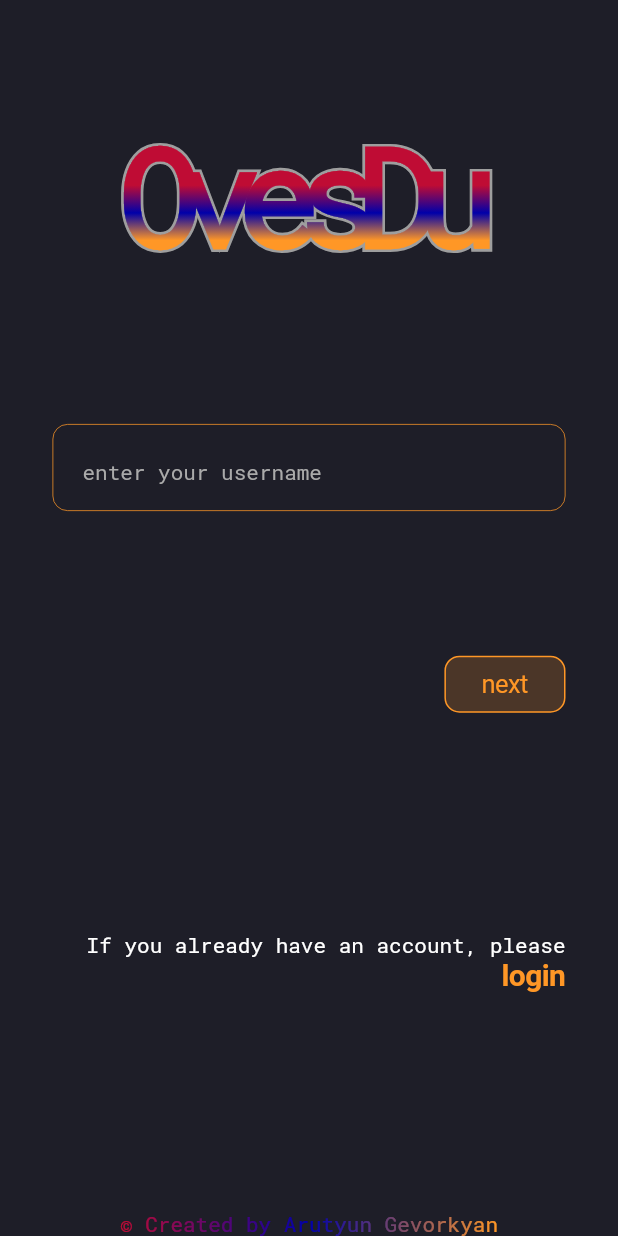
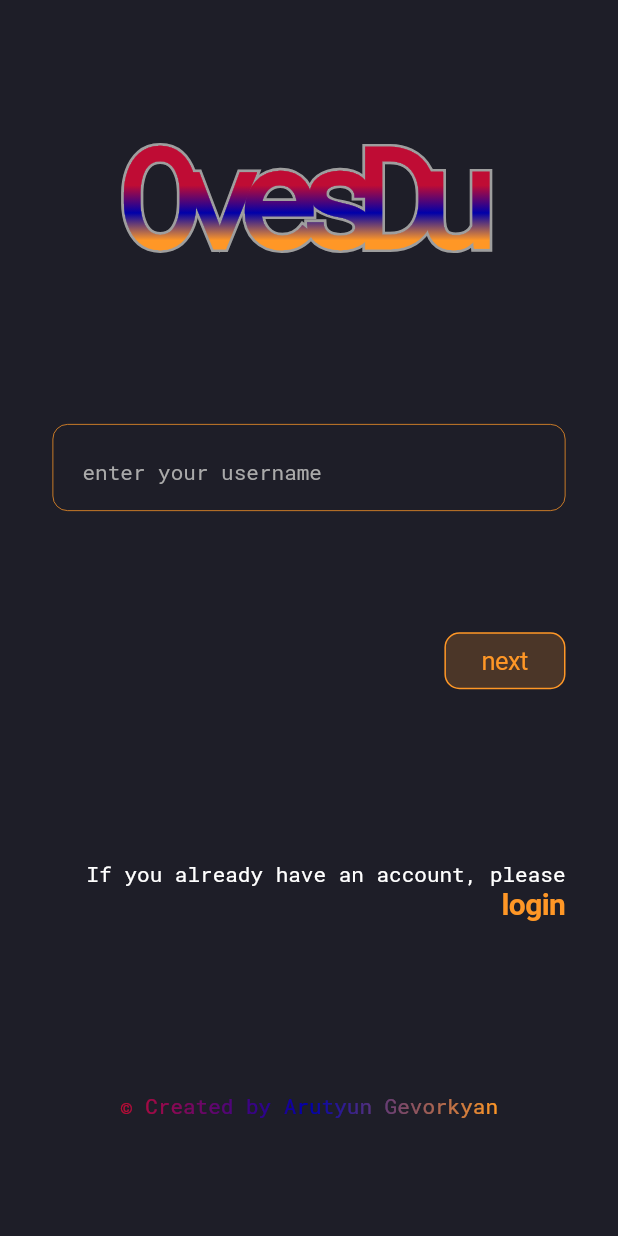
Before and after one commit to arutyun88/ovesdu_mobile, a Flutter app: the screen it shows after launch, on a phone screen of 412 x 824 dp. Run offline on Flutter 3.47's test engine with Material 2 defaults, Android fonts, the phone set to English and light mode, and no system bars; our stand-ins replace flutter_multi_formatter, hive; accounts and stored records are empty; generated files the repository leaves out were written again.

Commit message:
register: PageView

```diff
--- a/lib/ui/pages/auth_page.dart
+++ b/lib/ui/pages/auth_page.dart
@@ -19,6 +19,7 @@ class _AuthPageState extends State<AuthPage> {
   late TextEditingController _phoneController;
 
   int _selectedIndex = 0;
+  final _mainScreenController = PageController(initialPage: 0, keepPage: true);
 
   @override
   void initState() {
@@ -59,28 +60,40 @@ class _AuthPageState extends State<AuthPage> {
                   ),
                   SliverFillRemaining(
                     hasScrollBody: false,
-                    child: Padding(
-                      padding: const EdgeInsets.symmetric(horizontal: 35.0),
                     child: Column(
                       children: [
-                          _selectedIndex == 0
-                              ? UsernameWidget(
+                        Flexible(
+                          child: SizedBox(
+                            height: MediaQuery.of(context).size.height * .55,
+                            child: PageView(
+                              controller: _mainScreenController,
+                              physics: const NeverScrollableScrollPhysics(),
+                              scrollDirection: Axis.horizontal,
+                              children: [
+                                Padding(
+                                  padding: const EdgeInsets.symmetric(
+                                      horizontal: 35.0),
+                                  child: UsernameWidget(
                                     controller: _usernameController,
-                                  onPressedNext: () {
-                                    setState(() => _selectedIndex = 1);
-                                  },
-                                )
-                              : RegisterInfoWidget(
+                                    onPressedNext: _nextOnPressed,
+                                  ),
+                                ),
+                                Padding(
+                                  padding: const EdgeInsets.symmetric(
+                                      horizontal: 35.0),
+                                  child: RegisterInfoWidget(
                                     emailController: _emailController,
                                     phoneController: _phoneController,
-                                  onPressedBack: () {
-                                    setState(() => _selectedIndex = 0);
-                                  },
+                                    onPressedBack: _backOnPressed,
                                     onPressedNext: () => setState(() {}),
+                                  ),
+                                ),
+                              ],
+                            ),
+                          ),
                         ),
                         const CreatedByWidget(),
                       ],
-                      ),
                     ),
                   ),
                 ],
@@ -91,4 +104,22 @@ class _AuthPageState extends State<AuthPage> {
       ),
     );
   }
+
+  void _nextOnPressed() {
+    // setState(() => _selectedIndex = 1);
+    _mainScreenController.animateToPage(
+      1,
+      duration: const Duration(milliseconds: 500),
+      curve: Curves.easeInCubic,
+    );
   }
+
+  void _backOnPressed() {
+    // setState(() => _selectedIndex = 0);
+    _mainScreenController.animateToPage(
+      0,
+      duration: const Duration(milliseconds: 500),
+      curve: Curves.easeInCubic,
+    );
+  }
+}
--- a/lib/ui/pages/widgets/register_info_widget.dart
+++ b/lib/ui/pages/widgets/register_info_widget.dart
@@ -93,8 +93,7 @@ class _RegisterInfoWidgetState extends State<RegisterInfoWidget> {
   @override
   Widget build(BuildContext context) {
     _validate();
-    return Flexible(
-      child: Column(
+    return Column(
       children: [
         CustomTextField(
           hintText: AppLocalizations.of(context)!.emailHint,
@@ -133,7 +132,6 @@ class _RegisterInfoWidgetState extends State<RegisterInfoWidget> {
           ],
         ),
       ],
-      ),
     );
   }
 }
--- a/lib/ui/pages/widgets/username_widget.dart
+++ b/lib/ui/pages/widgets/username_widget.dart
@@ -65,8 +65,7 @@ class _UsernameWidgetState extends State<UsernameWidget> {
   Widget build(BuildContext context) {
     final themeProvider = Provider.of<ThemeProvider>(context, listen: false);
     _validate();
-    return Flexible(
-      child: Column(
+    return Column(
       children: [
         CustomTextField(
           hintText: AppLocalizations.of(context)!.usernameHint,
@@ -138,7 +137,6 @@ class _UsernameWidgetState extends State<UsernameWidget> {
           ),
         ),
       ],
-      ),
     );
   }
 }
```
Also changed, not shown: 1 other file. Lines whose indentation alone changed are shown as unchanged.
